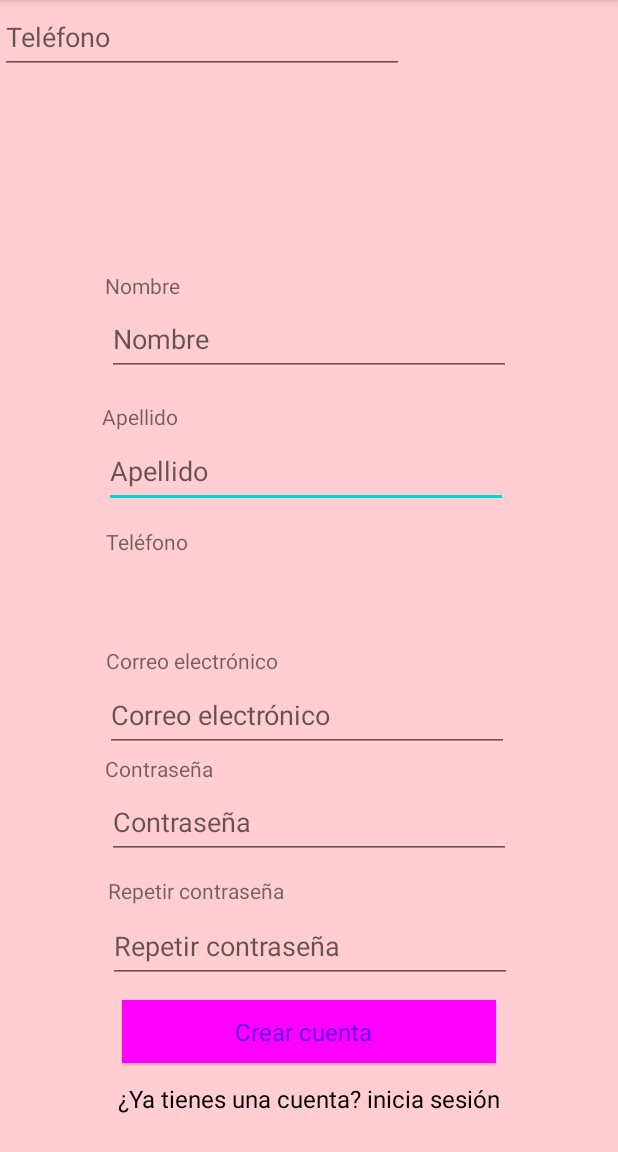
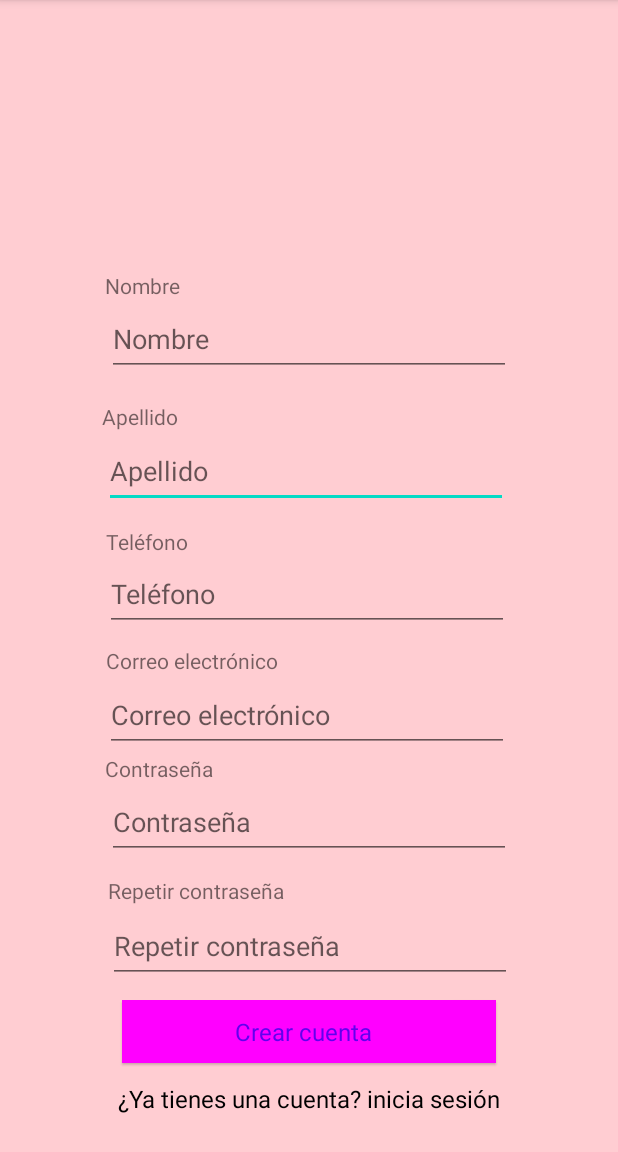
Before and after one commit to siguenza98/CatedraDSM, an Android app: the screen it shows after launch (crearCuenta), on a phone screen of 412 x 824 dp, the part 84-1236 px from its top. Run offline under Robolectric (Android 15) with nearby library versions, the phone set to English and light mode, and no system bars; our stand-ins replace Volley.

```diff
--- a/app/src/main/res/layout/activity_crear_cuenta.xml
+++ b/app/src/main/res/layout/activity_crear_cuenta.xml
@@ -196,7 +196,11 @@
         android:ems="10"
         android:hint="@string/telefono_crear_cuenta"
         android:inputType="phone"
-        tools:layout_editor_absoluteX="73dp"
-        tools:layout_editor_absoluteY="355dp" />
+        app:layout_constraintBottom_toBottomOf="parent"
+        app:layout_constraintEnd_toEndOf="parent"
+        app:layout_constraintHorizontal_bias="0.492"
+        app:layout_constraintStart_toStartOf="parent"
+        app:layout_constraintTop_toTopOf="parent"
+        app:layout_constraintVertical_bias="0.517" />
 
 </androidx.constraintlayout.widget.ConstraintLayout>
```
